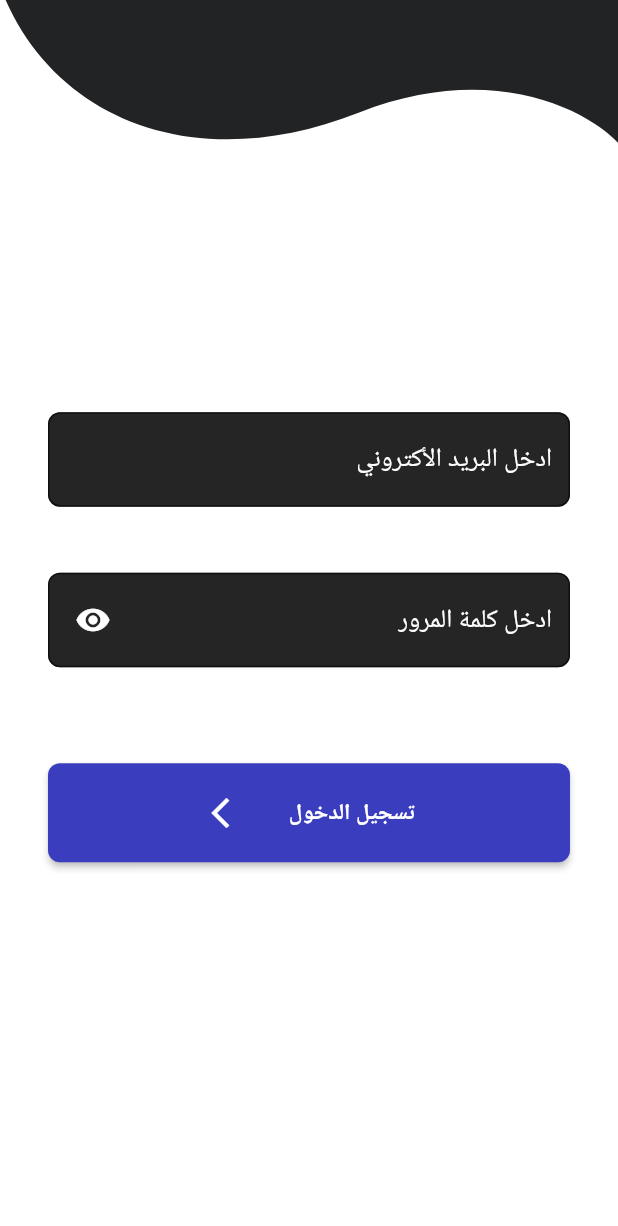
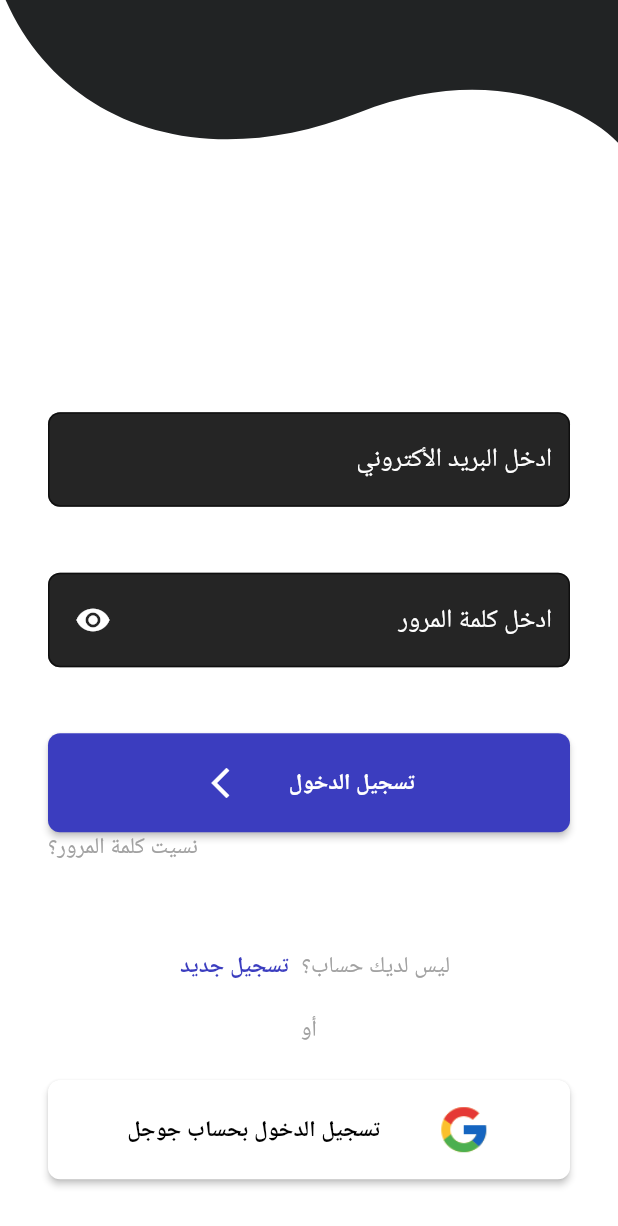
Before and after one commit to RakanW10/budget_tracker, a Flutter app: the screen it shows after launch, on a phone screen of 412 x 824 dp. Shown: the top 1226 px of the screen. Run offline on Flutter 3.47's test engine with Material 2 defaults, Android fonts, the phone set to English and light mode, and no system bars; our stand-ins replace get.

Commit message:
finish up login

```diff
--- a/lib/style.dart
+++ b/lib/style.dart
@@ -5,3 +5,5 @@ var backgroundColor = const Color(0x01E1E1E);
 var textFormFileColor = const Color.fromRGBO(37, 37, 37, 1);
 
 var elevatedButtonColor = const Color.fromRGBO(59, 61, 191, 1);
+
+var appGrayColor = const Color.fromRGBO(161, 161, 161, 1);
--- a/lib/view/auth/login.dart
+++ b/lib/view/auth/login.dart
@@ -17,7 +17,8 @@ class Login extends StatelessWidget {
               size: Size(WIDTH, (WIDTH * 0.2365038560411311).toDouble()),
               painter: RPSCustomPainter(),
             ),
-            ListView(
+            SingleChildScrollView(
+              child: Column(
                 children: [
                   SizedBox(
                     height: MediaQuery.of(context).size.height * 0.12,
@@ -37,7 +38,8 @@ class Login extends StatelessWidget {
                     height: MediaQuery.of(context).size.height * 0.08,
                   ),
                   Padding(
-                  padding: const EdgeInsets.only(top: 16, left: 32, right: 32),
+                    padding:
+                        const EdgeInsets.only(top: 16, left: 32, right: 32),
                     child: Column(
                       crossAxisAlignment: CrossAxisAlignment.start,
                       children: [
@@ -73,7 +75,8 @@ class Login extends StatelessWidget {
                     ),
                   ),
                   Padding(
-                  padding: const EdgeInsets.only(top: 16, left: 32, right: 32),
+                    padding:
+                        const EdgeInsets.only(top: 16, left: 32, right: 32),
                     child: Column(
                       crossAxisAlignment: CrossAxisAlignment.start,
                       children: [
@@ -124,7 +127,8 @@ class Login extends StatelessWidget {
                     ),
                   ),
                   Padding(
-                  padding: const EdgeInsets.only(top: 64, left: 32, right: 32),
+                    padding:
+                        const EdgeInsets.only(top: 44, left: 32, right: 32),
                     child: SizedBox(
                       height: 66,
                       child: ElevatedButton(
@@ -150,7 +154,75 @@ class Login extends StatelessWidget {
                       ),
                     ),
                   ),
+                  Container(
+                    padding: const EdgeInsets.only(left: 32),
+                    alignment: Alignment.topLeft,
+                    child: Text(
+                      "نسيت كلمة المرور؟",
+                      style: TextStyle(color: appGrayColor),
+                    ),
+                  ),
+                  SizedBox(
+                    height: MediaQuery.of(context).size.height * 0.055,
+                  ),
+                  Row(mainAxisAlignment: MainAxisAlignment.center, children: [
+                    Text(
+                      "ليس لديك حساب؟",
+                      style: TextStyle(color: appGrayColor),
+                    ),
+                    TextButton(
+                      onPressed: () {},
+                      child: Text(
+                        "تسجيل جديد",
+                        style: TextStyle(color: elevatedButtonColor),
+                      ),
+                    ),
+                  ]),
+                  Padding(
+                    padding: const EdgeInsets.only(top: 8, bottom: 8),
+                    child: Text(
+                      "أو",
+                      style: TextStyle(color: appGrayColor),
+                      textAlign: TextAlign.center,
+                    ),
+                  ),
+                  Padding(
+                    padding:
+                        const EdgeInsets.only(top: 16, left: 32, right: 32),
+                    child: SizedBox(
+                      height: 66,
+                      child: ElevatedButton(
+                        onPressed: () {},
+                        style: ButtonStyle(
+                          backgroundColor: MaterialStateProperty.all(
+                            Colors.white,
+                          ),
+                          shape: MaterialStateProperty.all(
+                            RoundedRectangleBorder(
+                              borderRadius: BorderRadius.circular(8),
+                            ),
+                          ),
+                        ),
+                        child: Row(
+                          mainAxisAlignment: MainAxisAlignment.spaceEvenly,
+                          crossAxisAlignment: CrossAxisAlignment.center,
+                          children: [
+                            Image.asset(
+                              'assets/images/icons8-google-48.png',
+                              width: 36,
+                              height: 36,
+                            ),
+                            const Text(
+                              'تسجيل الدخول بحساب جوجل',
+                              style: TextStyle(color: Colors.black),
+                            ),
                           ],
+                        ),
+                      ),
+                    ),
+                  ),
+                ],
+              ),
             ),
           ],
         ),
```
Also changed, not shown: pubspec.yaml (+2 -53 lines), assets/images/icons8-google-48.png (added). Lines whose indentation alone changed are shown as unchanged.
